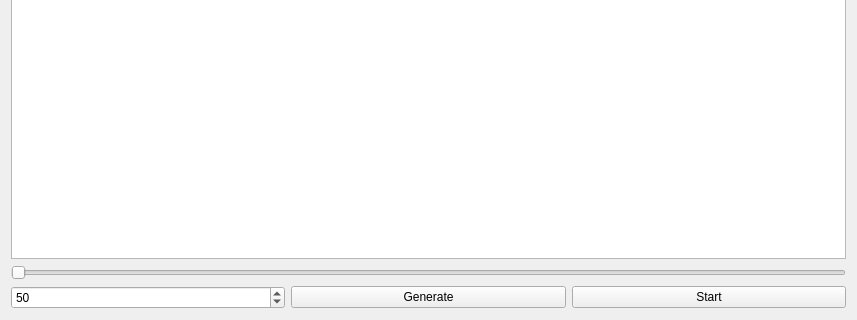
The window that mainwindow.ui (jeremicmilan/Voronoi) describes before a commit, drawn with Qt 5; both pictures show x 0 to 857 and y 234 to 554 of the 857 by 554 pixel window.
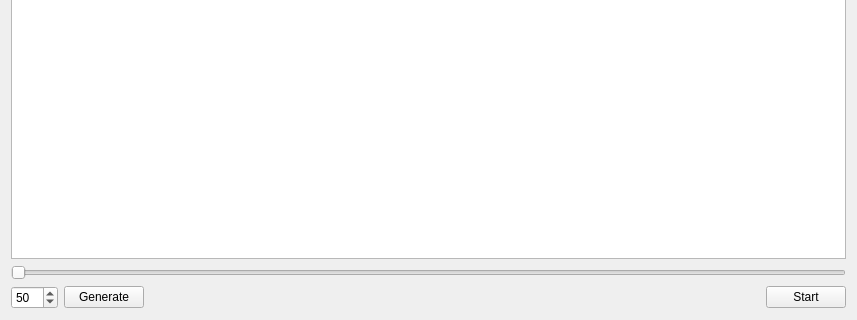
The same window after the commit.

Patch:
```diff
--- a/mainwindow.ui
+++ b/mainwindow.ui
@@ -60,6 +60,19 @@
         </property>
        </widget>
       </item>
+      <item>
+       <spacer name="horizontalSpacer">
+        <property name="orientation">
+         <enum>Qt::Horizontal</enum>
+        </property>
+        <property name="sizeHint" stdset="0">
+         <size>
+          <width>40</width>
+          <height>20</height>
+         </size>
+        </property>
+       </spacer>
+      </item>
       <item>
        <widget class="QPushButton" name="btnStart">
         <property name="text">
```
Left out of the diff: 2 changed lines with no effect on the pictures.
